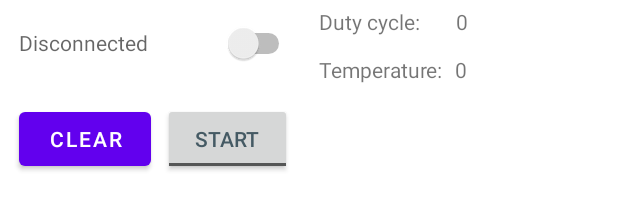
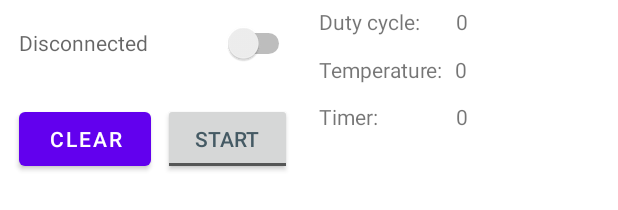
Before and after one commit to SkafteDev/CoffeeRoaster, an Android app: the layout activity_main.xml on its own in the app's theme, with its tools: preview values and no code run, on a phone screen of 412 x 824 dp. Shown: the part 856-1066 px from the top of the screen. Run offline under Robolectric (Android 15) with nearby library versions, the phone set to English and light mode, and no system bars; plain views replace LineChart.

Commit message:
Added timer functionality to the UI.

```diff
--- a/AndroidApp/app/build.gradle
+++ b/AndroidApp/app/build.gradle
@@ -27,8 +27,8 @@ android {
         }
     }
     compileOptions {
-        sourceCompatibility JavaVersion.VERSION_1_8
-        targetCompatibility JavaVersion.VERSION_1_8
+        sourceCompatibility JavaVersion.VERSION_1_9
+        targetCompatibility JavaVersion.VERSION_1_9
     }
 }
 
--- a/AndroidApp/app/src/main/AndroidManifest.xml
+++ b/AndroidApp/app/src/main/AndroidManifest.xml
@@ -18,7 +18,7 @@
         android:theme="@style/Theme.CoffeeRoaster"
         tools:targetApi="31">
         <activity
-            android:name=".MainActivity"
+            android:name=".ui.MainActivity"
             android:exported="true">
             <intent-filter>
                 <action android:name="android.intent.action.MAIN" />
--- a/AndroidApp/app/src/main/java/dk/ihub/coffeeroaster/MainActivity.java
+++ b/AndroidApp/app/src/main/java/dk/ihub/coffeeroaster/ui/MainActivity.java
@@ -1,4 +1,4 @@
-package dk.ihub.coffeeroaster;
+package dk.ihub.coffeeroaster.ui;
 
 import androidx.appcompat.app.AppCompatActivity;
 
@@ -23,15 +23,18 @@ import com.github.mikephil.charting.data.LineData;
 import com.github.mikephil.charting.data.LineDataSet;
 import com.github.mikephil.charting.interfaces.datasets.ILineDataSet;
 
+import java.time.Duration;
+
+import dk.ihub.coffeeroaster.R;
 import dk.ihub.coffeeroaster.devices.ESP32BluetoothRoaster;
-import dk.ihub.coffeeroaster.devices.RoasterEmulator;
 import dk.ihub.coffeeroaster.events.CoffeeRoasterEvent;
 import dk.ihub.coffeeroaster.devices.ICoffeeRoaster;
 import dk.ihub.coffeeroaster.events.ConnectionEvent;
 import dk.ihub.coffeeroaster.events.ICoffeeRoasterConnectionListener;
 import dk.ihub.coffeeroaster.events.ICoffeeRoasterEventListener;
+import dk.ihub.coffeeroaster.utils.Timer;
 
-public class MainActivity extends AppCompatActivity implements ICoffeeRoasterEventListener, ICoffeeRoasterConnectionListener, SeekBar.OnSeekBarChangeListener, CompoundButton.OnCheckedChangeListener {
+public class MainActivity extends AppCompatActivity implements ICoffeeRoasterEventListener, ICoffeeRoasterConnectionListener, SeekBar.OnSeekBarChangeListener, CompoundButton.OnCheckedChangeListener, Timer.OnTickListener {
 
     private LineChart lineChart;
     private SeekBar dutyCycle;
@@ -39,7 +42,9 @@ public class MainActivity extends AppCompatActivity implements ICoffeeRoasterEve
     private ToggleButton tglTimer;
     private TextView lblDutyCycleVal;
     private TextView lblTemperatureVal;
+    private TextView lblTimerVal;
     private Button btnClear;
+    private Timer timer;
     private ICoffeeRoaster roaster;
 
     @Override
@@ -49,6 +54,10 @@ public class MainActivity extends AppCompatActivity implements ICoffeeRoasterEve
 
         initChart();
         initButtons();
+
+        timer = new Timer();
+        timer.setOnTickListener(this);
+        lblTimerVal.setText("00:00:00");
 
         this.roaster = new ESP32BluetoothRoaster(ESP32BluetoothRoaster.DEFAULT_ESP32_BT_ADDRESS);
         this.roaster.addConnectionListener(this);
@@ -65,6 +74,7 @@ public class MainActivity extends AppCompatActivity implements ICoffeeRoasterEve
 
         this.lblDutyCycleVal = findViewById(R.id.lblDutyCycleVal);
         this.lblTemperatureVal = findViewById(R.id.lblTemperatureVal);
+        this.lblTimerVal = findViewById(R.id.lblTimerVal);
 
         this.tglTimer = findViewById(R.id.tglTimer);
         this.tglTimer.setEnabled(false);
@@ -78,6 +88,8 @@ public class MainActivity extends AppCompatActivity implements ICoffeeRoasterEve
                 lineChart.clear();
                 initChart();
             }
+            timer.restart();
+            lblTimerVal.setText("00:00:00");
         });
     }
 
@@ -227,4 +239,10 @@ public class MainActivity extends AppCompatActivity implements ICoffeeRoasterEve
                 break;
         }
     }
+
+    @Override
+    public void onTick(Duration d) {
+        Handler handler = new Handler(Looper.getMainLooper());
+        handler.post(() -> lblTimerVal.setText(String.format("%02d:%02d:%02d", d.toHoursPart(), d.toMinutesPart(), d.toSecondsPart())));
+    }
 }
--- /dev/null
+++ b/AndroidApp/app/src/main/java/dk/ihub/coffeeroaster/utils/Timer.java
@@ -0,0 +1,68 @@
+package dk.ihub.coffeeroaster.utils;
+
+import java.time.Duration;
+import java.util.ArrayList;
+import java.util.List;
+
+public class Timer {
+
+    private Runnable timer;
+    private Thread timerThread;
+    private Duration duration;
+    private List<OnTickListener> onTickListeners;
+
+    public Timer() {
+        timer = () -> {
+            long startTime = System.currentTimeMillis();
+            while (true) {
+                try {
+                    long elapsed = System.currentTimeMillis() - startTime;
+                    duration = Duration.ofMillis(elapsed);
+                    notifyOnTickListeners(duration);
+
+                    Thread.sleep(100);
+                } catch (InterruptedException e) {
+                    break;
+                }
+            }
+        };
+
+        timerThread = new Thread(timer);
+
+        onTickListeners = new ArrayList<>();
+    }
+
+    public void start() {
+        timerThread = new Thread(timer);
+        timerThread.start();
+    }
+
+    public void stop() {
+        timerThread.interrupt();
+    }
+
+    public void restart() {
+        stop();
+        start();
+    }
+
+    public Duration getDuration() {
+        return duration;
+    }
+
+    private void notifyOnTickListeners(Duration duration) {
+        for (OnTickListener onTickListener : onTickListeners) {
+            onTickListener.onTick(duration);
+        }
+    }
+
+    public void setOnTickListener(OnTickListener listener) {
+        if (onTickListeners.contains(listener)) return;
+
+        onTickListeners.add(listener);
+    }
+
+    public interface OnTickListener {
+        void onTick(Duration d);
+    }
+}
--- a/AndroidApp/app/src/main/res/layout/activity_main.xml
+++ b/AndroidApp/app/src/main/res/layout/activity_main.xml
@@ -4,7 +4,7 @@
     xmlns:tools="http://schemas.android.com/tools"
     android:layout_width="match_parent"
     android:layout_height="match_parent"
-    tools:context=".MainActivity">
+    tools:context=".ui.MainActivity">
 
     <com.github.mikephil.charting.charts.LineChart
         android:id="@+id/lineChart"
@@ -113,6 +113,15 @@
         app:layout_constraintTop_toTopOf="@+id/lblTemperature" />
 
     <TextView
+        android:id="@+id/lblTimerVal"
+        android:layout_width="83dp"
+        android:layout_height="24dp"
+        android:layout_marginStart="52dp"
+        android:text="0"
+        app:layout_constraintStart_toEndOf="@+id/lblTimer"
+        app:layout_constraintTop_toTopOf="@+id/lblTimer" />
+
+    <TextView
         android:id="@+id/lblTemperature"
         android:layout_width="wrap_content"
         android:layout_height="wrap_content"
@@ -121,4 +130,13 @@
         app:layout_constraintStart_toStartOf="@+id/lblDutyCycle"
         app:layout_constraintTop_toBottomOf="@+id/lblDutyCycle" />
 
+    <TextView
+        android:id="@+id/lblTimer"
+        android:layout_width="wrap_content"
+        android:layout_height="wrap_content"
+        android:layout_marginTop="12dp"
+        android:text="Timer:"
+        app:layout_constraintStart_toStartOf="@+id/lblTemperature"
+        app:layout_constraintTop_toBottomOf="@+id/lblTemperature" />
+
 </androidx.constraintlayout.widget.ConstraintLayout>
```
